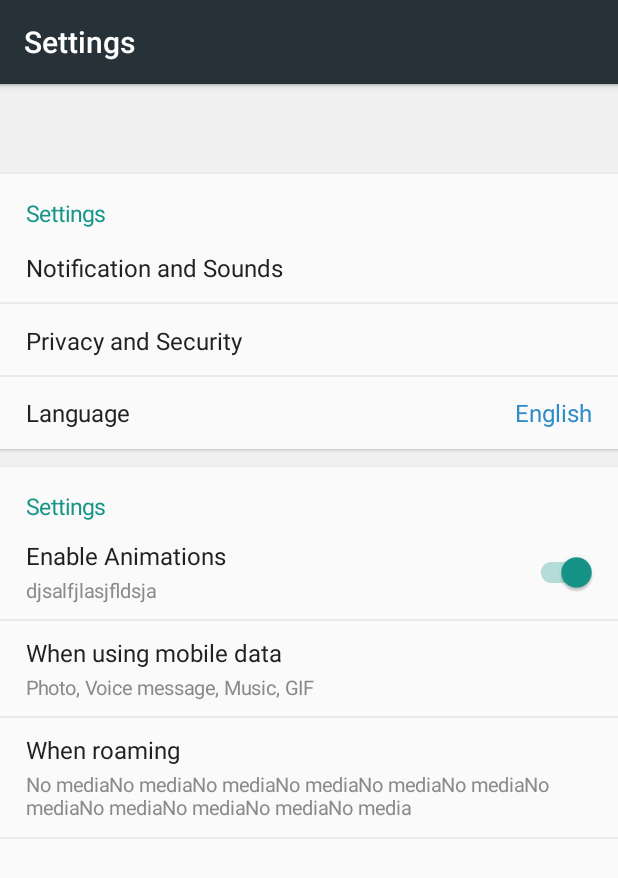
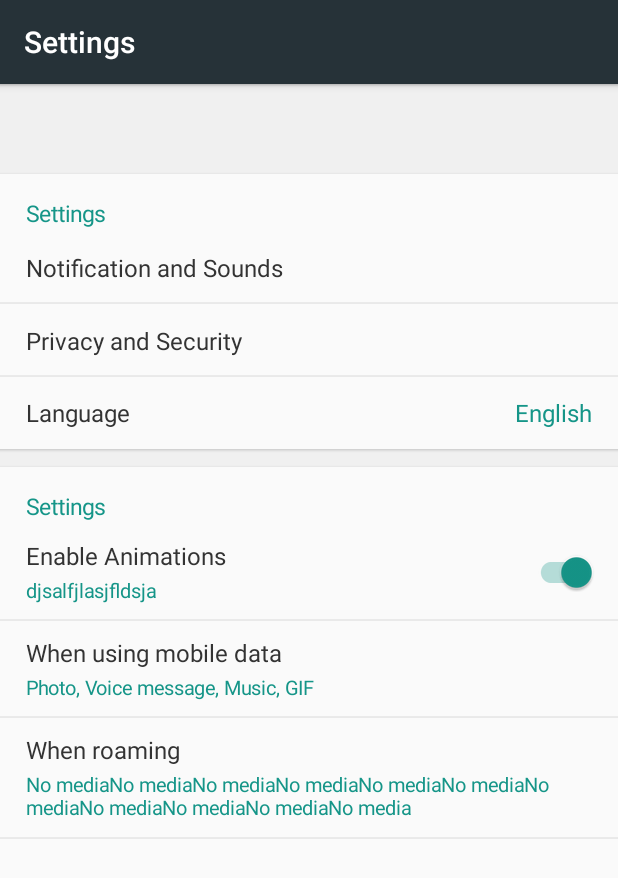
Before and after one commit to qijitech/support-ui, an Android app: the SettingsActivity screen opened directly, with no data from a screen before it, on a phone screen of 412 x 824 dp. Shown: the top 878 px of the screen. Run offline under Robolectric (Android 15) with nearby library versions, the phone set to English and light mode, and no system bars; our stand-ins replace ButterKnife; libraries missing offline, so code that uses them is left out: com.carlosdelachica.easyrecycleradapters; 2 statements that could not run were skipped.

Commit message:
add utils for cell

```diff
--- a/app/src/main/java/support/ui/demo/CellsActivity.java
+++ b/app/src/main/java/support/ui/demo/CellsActivity.java
@@ -62,7 +62,6 @@ public class CellsActivity extends AppCompatActivity implements EasyViewHolder.O
     items.add(CellModel.headCell(r.getString(R.string.settings_header_device)).build());
     items.add(CellModel.textCell(r.getString(R.string.settings_battery))
         .drawable(SupportApp.drawable(R.drawable.ic_settings_battery))
-        .valueDrawable(SupportApp.drawable(R.drawable.ic_arrow_right))
         .build());
     items.add(CellModel.shadowCell().build());
 
--- /dev/null
+++ b/library/src/main/java/support/ui/cells/CellUtils.java
@@ -0,0 +1,35 @@
+package support.ui.cells;
+
+import android.content.Context;
+import support.ui.R;
+import support.ui.utilities.ThemeCompat;
+
+/**
+ * Created by YuGang Yang on 04 08, 2016.
+ * Copyright 2015-2016 qiji.tech. All rights reserved.
+ */
+public final class CellUtils {
+  private CellUtils() {
+
+  }
+
+  public static int getTextColor(Context context) {
+    return ThemeCompat.getThemeAttrColor(context, R.attr.cellTextColor, 0xff333333);
+  }
+
+  public static int getHeaderColor(Context context) {
+    return ThemeCompat.getThemeAttrColor(context, R.attr.cellHeaderColor, 0xff159588);
+  }
+
+  public static int getDetailColor(Context context) {
+    return ThemeCompat.getThemeAttrColor(context, R.attr.cellDetailColor, 0xff159588);
+  }
+
+  public static int getValueColor(Context context) {
+    return ThemeCompat.getThemeAttrColor(context, R.attr.cellValueColor, 0xff159588);
+  }
+
+  public static int getDividerColor(Context context) {
+    return ThemeCompat.getThemeAttrColor(context, R.attr.cellDividerColor, 0xffd9d9d9);
+  }
+}
--- a/library/src/main/java/support/ui/cells/DividerCell.java
+++ b/library/src/main/java/support/ui/cells/DividerCell.java
@@ -17,7 +17,7 @@ public class DividerCell extends BaseCell {
     super(context);
     if (paint == null) {
       paint = new Paint();
-      paint.setColor(0xffd9d9d9);
+      paint.setColor(CellUtils.getDividerColor(context));
       paint.setStrokeWidth(1);
     }
   }
--- a/library/src/main/java/support/ui/cells/HeaderCell.java
+++ b/library/src/main/java/support/ui/cells/HeaderCell.java
@@ -5,12 +5,9 @@ import android.util.TypedValue;
 import android.view.Gravity;
 import android.widget.FrameLayout;
 import android.widget.TextView;
-import support.ui.R;
-import support.ui.app.SupportApp;
 import support.ui.utilities.AndroidUtilities;
 import support.ui.utilities.LayoutHelper;
 import support.ui.utilities.LocaleController;
-import support.ui.utilities.ThemeCompat;
 
 /**
  * Created by YuGang Yang on 04 07, 2016.
@@ -22,11 +19,9 @@ public class HeaderCell extends FrameLayout {
 
   public HeaderCell(Context context) {
     super(context);
-
-    int color = ThemeCompat.getThemeAttrColor(context, R.attr.cellHeaderColor, 0xff159588);
     textView = new TextView(getContext());
     textView.setTextSize(TypedValue.COMPLEX_UNIT_DIP, 15);
-    textView.setTextColor(color);
+    textView.setTextColor(CellUtils.getHeaderColor(context));
     textView.setGravity((LocaleController.isRTL ? Gravity.RIGHT : Gravity.LEFT) | Gravity.CENTER_VERTICAL);
     addView(textView, LayoutHelper.createFrame(LayoutHelper.MATCH_PARENT, LayoutHelper.MATCH_PARENT, (LocaleController.isRTL ? Gravity.RIGHT : Gravity.LEFT) | Gravity.TOP, 17, 15, 17, 0));
   }
--- a/library/src/main/java/support/ui/cells/TextCell.java
+++ b/library/src/main/java/support/ui/cells/TextCell.java
@@ -33,12 +33,12 @@ public class TextCell extends FrameLayout {
 
     if (paint == null) {
       paint = new Paint();
-      paint.setColor(0xffd9d9d9);
+      paint.setColor(CellUtils.getDividerColor(context));
       paint.setStrokeWidth(1);
     }
 
     textView = new TextView(context);
-    textView.setTextColor(0xff333333);
+    textView.setTextColor(CellUtils.getTextColor(context));
     textView.setTextSize(TypedValue.COMPLEX_UNIT_DIP, 16);
     textView.setLines(1);
     textView.setMaxLines(1);
@@ -48,7 +48,7 @@ public class TextCell extends FrameLayout {
     addView(textView, LayoutHelper.createFrame(LayoutHelper.MATCH_PARENT, LayoutHelper.MATCH_PARENT, (LocaleController.isRTL ? Gravity.RIGHT : Gravity.LEFT) | Gravity.TOP, LocaleController.isRTL ? 16 : 71, 0, LocaleController.isRTL ? 71 : 16, 0));
 
     valueTextView = new TextView(context);
-    valueTextView.setTextColor(0xff2f8cc9);
+    valueTextView.setTextColor(CellUtils.getValueColor(context));
     valueTextView.setTextSize(TypedValue.COMPLEX_UNIT_DIP, 16);
     valueTextView.setLines(1);
     valueTextView.setMaxLines(1);
--- a/library/src/main/java/support/ui/cells/TextCheckCell.java
+++ b/library/src/main/java/support/ui/cells/TextCheckCell.java
@@ -32,12 +32,12 @@ public class TextCheckCell extends FrameLayoutFixed {
 
     if (paint == null) {
       paint = new Paint();
-      paint.setColor(0xffd9d9d9);
+      paint.setColor(CellUtils.getDividerColor(context));
       paint.setStrokeWidth(1);
     }
 
     textView = new TextView(context);
-    textView.setTextColor(0xff212121);
+    textView.setTextColor(CellUtils.getTextColor(context));
     textView.setTextSize(TypedValue.COMPLEX_UNIT_DIP, 16);
     textView.setLines(1);
     textView.setMaxLines(1);
@@ -46,7 +46,7 @@ public class TextCheckCell extends FrameLayoutFixed {
     addView(textView, LayoutHelper.createFrame(LayoutHelper.MATCH_PARENT, LayoutHelper.MATCH_PARENT, (LocaleController.isRTL ? Gravity.RIGHT : Gravity.LEFT) | Gravity.TOP, 17, 0, 17, 0));
 
     valueTextView = new TextView(context);
-    valueTextView.setTextColor(0xff8a8a8a);
+    valueTextView.setTextColor(CellUtils.getValueColor(context));
     valueTextView.setTextSize(TypedValue.COMPLEX_UNIT_DIP, 13);
     valueTextView.setGravity(LocaleController.isRTL ? Gravity.RIGHT : Gravity.LEFT);
     valueTextView.setLines(1);
--- a/library/src/main/java/support/ui/cells/TextDetailSettingsCell.java
+++ b/library/src/main/java/support/ui/cells/TextDetailSettingsCell.java
@@ -28,12 +28,12 @@ public class TextDetailSettingsCell extends FrameLayoutFixed {
 
     if (paint == null) {
       paint = new Paint();
-      paint.setColor(0xffd9d9d9);
+      paint.setColor(CellUtils.getDividerColor(context));
       paint.setStrokeWidth(1);
     }
 
     textView = new TextView(context);
-    textView.setTextColor(0xff212121);
+    textView.setTextColor(CellUtils.getTextColor(context));
     textView.setTextSize(TypedValue.COMPLEX_UNIT_DIP, 16);
     textView.setLines(1);
     textView.setMaxLines(1);
@@ -42,7 +42,7 @@ public class TextDetailSettingsCell extends FrameLayoutFixed {
     addView(textView, LayoutHelper.createFrame(LayoutHelper.WRAP_CONTENT, LayoutHelper.WRAP_CONTENT, (LocaleController.isRTL ? Gravity.RIGHT : Gravity.LEFT) | Gravity.TOP, 17, 10, 17, 0));
 
     valueTextView = new TextView(context);
-    valueTextView.setTextColor(0xff8a8a8a);
+    valueTextView.setTextColor(CellUtils.getValueColor(context));
     valueTextView.setTextSize(TypedValue.COMPLEX_UNIT_DIP, 13);
     valueTextView.setGravity(LocaleController.isRTL ? Gravity.RIGHT : Gravity.LEFT);
     valueTextView.setLines(1);
--- a/library/src/main/java/support/ui/cells/TextInfoCell.java
+++ b/library/src/main/java/support/ui/cells/TextInfoCell.java
@@ -20,7 +20,7 @@ public class TextInfoCell extends FrameLayout {
     super(context);
 
     textView = new TextView(context);
-    textView.setTextColor(0xffa3a3a3);
+    textView.setTextColor(CellUtils.getTextColor(context));
     textView.setTextSize(TypedValue.COMPLEX_UNIT_DIP, 13);
     textView.setGravity(Gravity.CENTER);
     textView.setPadding(0, AndroidUtilities.dp(19), 0, AndroidUtilities.dp(19));
--- a/library/src/main/java/support/ui/cells/TextSettingsCell.java
+++ b/library/src/main/java/support/ui/cells/TextSettingsCell.java
@@ -31,12 +31,12 @@ public class TextSettingsCell extends FrameLayout {
 
     if (paint == null) {
       paint = new Paint();
-      paint.setColor(0xffd9d9d9);
+      paint.setColor(CellUtils.getDividerColor(context));
       paint.setStrokeWidth(1);
     }
 
     textView = new TextView(context);
-    textView.setTextColor(0xff212121);
+    textView.setTextColor(CellUtils.getTextColor(context));
     textView.setTextSize(TypedValue.COMPLEX_UNIT_DIP, 16);
     textView.setLines(1);
     textView.setMaxLines(1);
@@ -46,7 +46,7 @@ public class TextSettingsCell extends FrameLayout {
     addView(textView, LayoutHelper.createFrame(LayoutHelper.MATCH_PARENT, LayoutHelper.MATCH_PARENT, (LocaleController.isRTL ? Gravity.RIGHT : Gravity.LEFT) | Gravity.TOP, 17, 0, 17, 0));
 
     valueTextView = new TextView(context);
-    valueTextView.setTextColor(0xff2f8cc9);
+    valueTextView.setTextColor(CellUtils.getValueColor(context));
     valueTextView.setTextSize(TypedValue.COMPLEX_UNIT_DIP, 16);
     valueTextView.setLines(1);
     valueTextView.setMaxLines(1);
--- a/library/src/main/res/values/attrs.xml
+++ b/library/src/main/res/values/attrs.xml
@@ -6,6 +6,7 @@
     <attr format="color" name="cellTextColor"/>
     <attr format="color" name="cellValueColor"/>
     <attr format="color" name="cellDetailColor"/>
+    <attr format="color" name="cellDividerColor"/>
   </declare-styleable>
 
 </resources>
```
